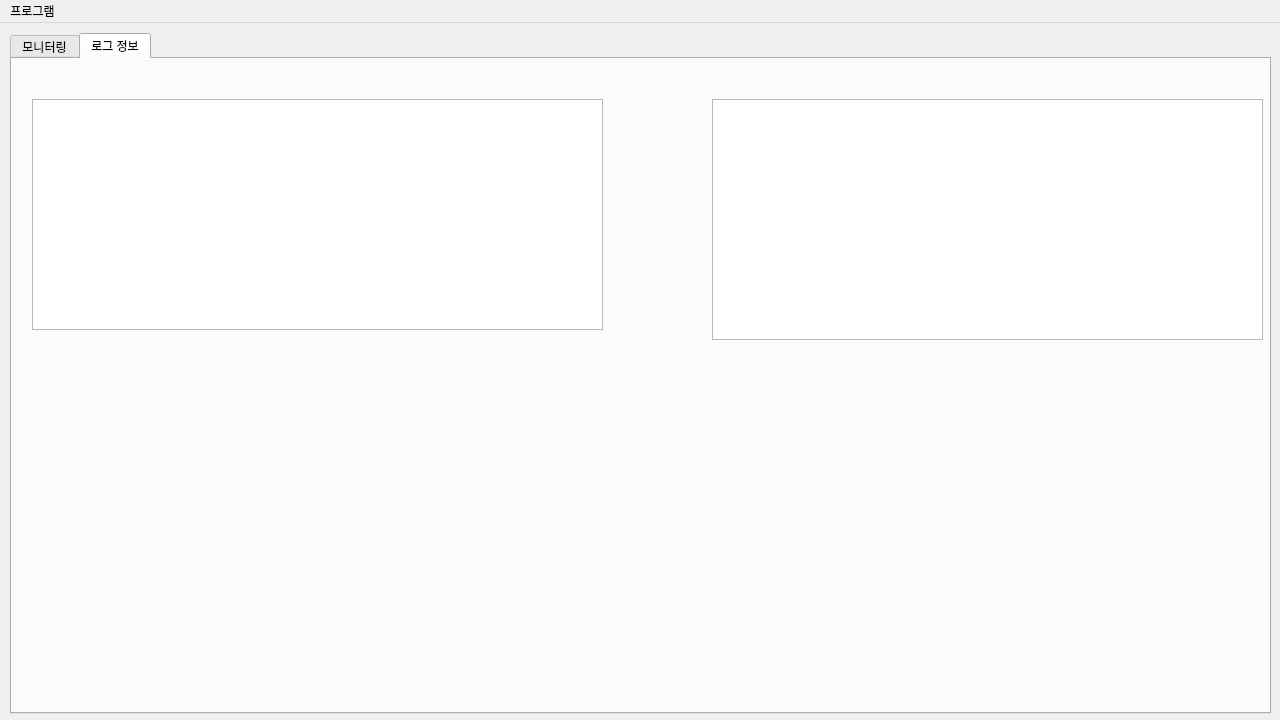
The window that gui/main.ui (songzealot/capstone) describes before a commit, drawn with Qt 5.
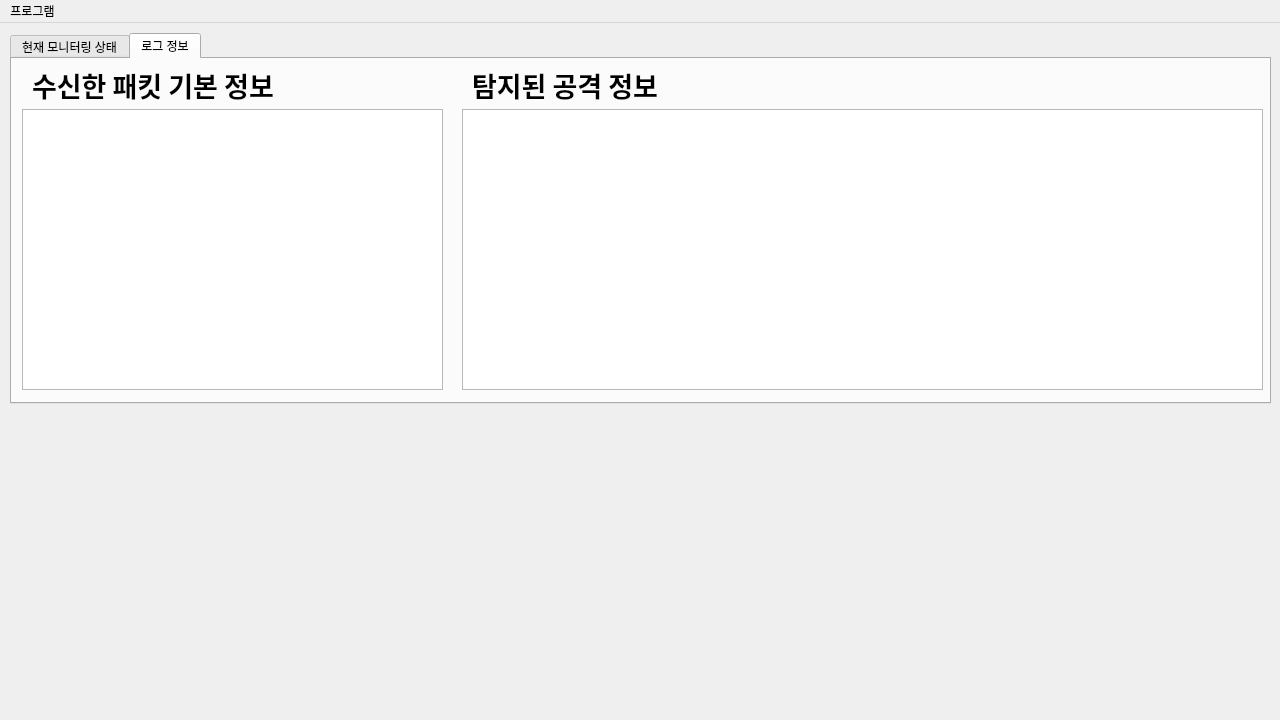
The same window after the commit. The open tabs and pages were chosen to show the change.

Commit message: ui 변경

What changed in the file:
```diff
--- a/gui/main.ui
+++ b/gui/main.ui
@@ -20,7 +20,7 @@
       <x>10</x>
       <y>10</y>
       <width>1261</width>
-      <height>681</height>
+      <height>371</height>
      </rect>
     </property>
     <property name="tabPosition">
@@ -37,7 +37,7 @@
     </property>
     <widget class="QWidget" name="tab_2">
      <attribute name="title">
-      <string>모니터링</string>
+      <string>현재 모니터링 상태</string>
      </attribute>
      <widget class="QGroupBox" name="description_captured_packets">
       <property name="geometry">
@@ -425,10 +425,10 @@
      <widget class="QTextBrowser" name="log_box">
       <property name="geometry">
        <rect>
-        <x>700</x>
-        <y>40</y>
-        <width>551</width>
-        <height>241</height>
+        <x>450</x>
+        <y>50</y>
+        <width>801</width>
+        <height>281</height>
        </rect>
       </property>
       <property name="sizeAdjustPolicy">
@@ -438,11 +438,53 @@
      <widget class="QTextBrowser" name="ip_log_box">
       <property name="geometry">
        <rect>
+        <x>10</x>
+        <y>50</y>
+        <width>421</width>
+        <height>281</height>
+       </rect>
+      </property>
+     </widget>
+     <widget class="QLabel" name="label_7">
+      <property name="geometry">
+       <rect>
         <x>20</x>
-        <y>40</y>
-        <width>571</width>
-        <height>231</height>
+        <y>10</y>
+        <width>271</width>
+        <height>31</height>
        </rect>
+      </property>
+      <property name="font">
+       <font>
+        <family>맑은 고딕</family>
+        <pointsize>20</pointsize>
+        <weight>75</weight>
+        <bold>true</bold>
+       </font>
+      </property>
+      <property name="text">
+       <string>수신한 패킷 기본 정보</string>
+      </property>
+     </widget>
+     <widget class="QLabel" name="label_8">
+      <property name="geometry">
+       <rect>
+        <x>460</x>
+        <y>10</y>
+        <width>261</width>
+        <height>31</height>
+       </rect>
+      </property>
+      <property name="font">
+       <font>
+        <family>맑은 고딕</family>
+        <pointsize>20</pointsize>
+        <weight>75</weight>
+        <bold>true</bold>
+       </font>
+      </property>
+      <property name="text">
+       <string>탐지된 공격 정보</string>
       </property>
      </widget>
     </widget>
```
Left out of the diff: 6 changed lines with no effect on the pictures.
